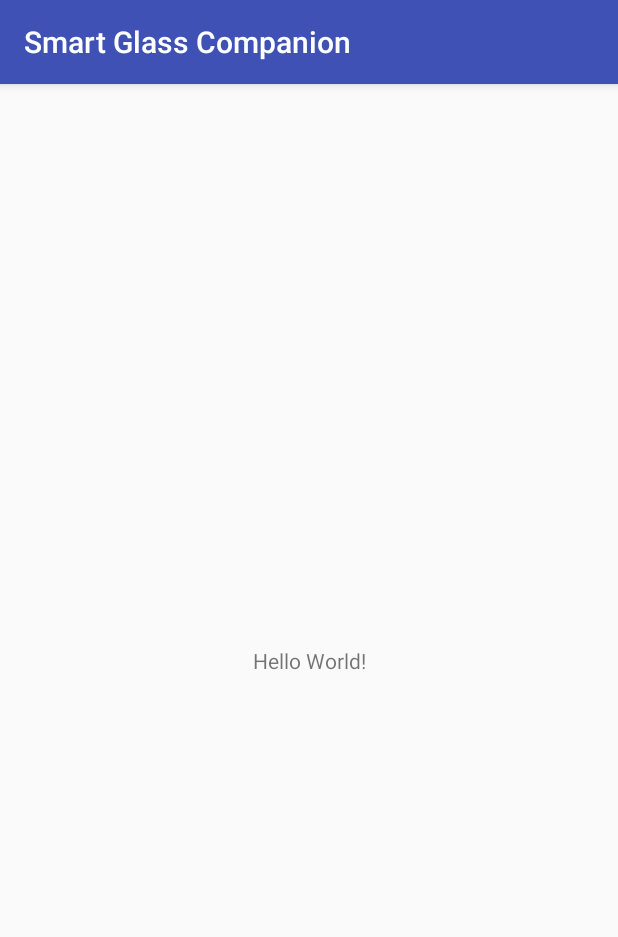
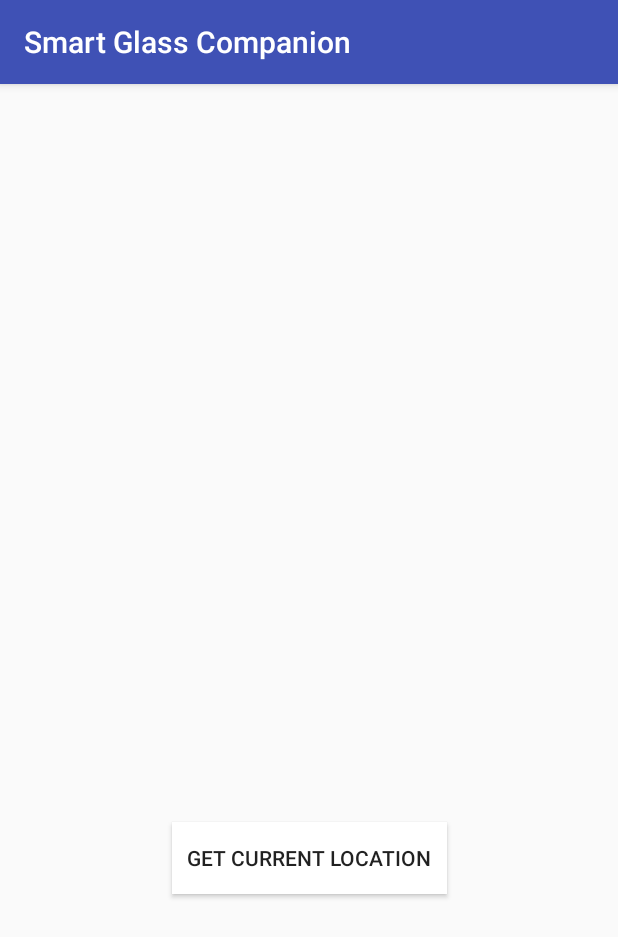
Before and after one commit to devshaaran/Smarty, an Android app: the screen it shows after launch (MainActivity), on a phone screen of 412 x 824 dp. Shown: the top 937 px of the screen. Run offline under Robolectric (Android 15) with nearby library versions, the phone set to English and light mode, and no system bars.

Commit message:
add location listener

```diff
--- a/AndroidCompanion/app/build.gradle
+++ b/AndroidCompanion/app/build.gradle
@@ -30,4 +30,6 @@ dependencies {
     testImplementation 'junit:junit:4.12'
     androidTestImplementation 'com.android.support.test:runner:1.0.2'
     androidTestImplementation 'com.android.support.test.espresso:espresso-core:3.0.2'
+
+    implementation 'com.google.android.gms:play-services-location:15.0.1'
 }
--- a/AndroidCompanion/app/src/main/AndroidManifest.xml
+++ b/AndroidCompanion/app/src/main/AndroidManifest.xml
@@ -1,6 +1,9 @@
 <?xml version="1.0" encoding="utf-8"?>
 <manifest xmlns:android="http://schemas.android.com/apk/res/android"
     package="com.dscvit.smartglasscompanion">
+
+    <uses-permission android:name="android.permission.ACCESS_FINE_LOCATION" />
+    <uses-permission android:name="android.permission.INTERNET" />
 
     <application
         android:allowBackup="true"
--- a/AndroidCompanion/app/src/main/res/layout/activity_main.xml
+++ b/AndroidCompanion/app/src/main/res/layout/activity_main.xml
@@ -7,12 +7,39 @@
     tools:context=".MainActivity">
 
     <TextView
+        android:id="@+id/locationText"
         android:layout_width="wrap_content"
         android:layout_height="wrap_content"
-        android:text="Hello World!"
-        app:layout_constraintBottom_toBottomOf="parent"
-        app:layout_constraintLeft_toLeftOf="parent"
-        app:layout_constraintRight_toRightOf="parent"
+        android:layout_above="@+id/getLocationBtn"
+        android:layout_centerInParent="true"
+        android:layout_marginEnd="8dp"
+        android:layout_marginStart="8dp"
+        android:layout_marginTop="8dp"
+        android:padding="10dp"
+        android:text=""
+        android:textAlignment="center"
+        android:textSize="17sp"
+        app:layout_constraintBottom_toTopOf="@+id/getLocationBtn"
+        app:layout_constraintEnd_toEndOf="parent"
+        app:layout_constraintHorizontal_bias="0.5"
+        app:layout_constraintStart_toStartOf="parent"
         app:layout_constraintTop_toTopOf="parent" />
 
+    <Button
+        android:id="@+id/getLocationBtn"
+        android:layout_width="wrap_content"
+        android:layout_height="wrap_content"
+        android:layout_centerInParent="true"
+        android:layout_marginBottom="8dp"
+        android:layout_marginEnd="8dp"
+        android:layout_marginStart="8dp"
+        android:background="#FFFFFF"
+        android:padding="10dp"
+        android:text="Get Current Location"
+        app:layout_constraintBottom_toBottomOf="parent"
+        app:layout_constraintEnd_toEndOf="parent"
+        app:layout_constraintHorizontal_bias="0.5"
+        app:layout_constraintStart_toStartOf="parent"
+        app:layout_constraintTop_toBottomOf="@+id/locationText" />
+
 </android.support.constraint.ConstraintLayout>
```
Also changed, not shown: AndroidCompanion/app/src/main/java/com/dscvit/smartglasscompanion/MainActivity.kt (+48 -1 lines).
